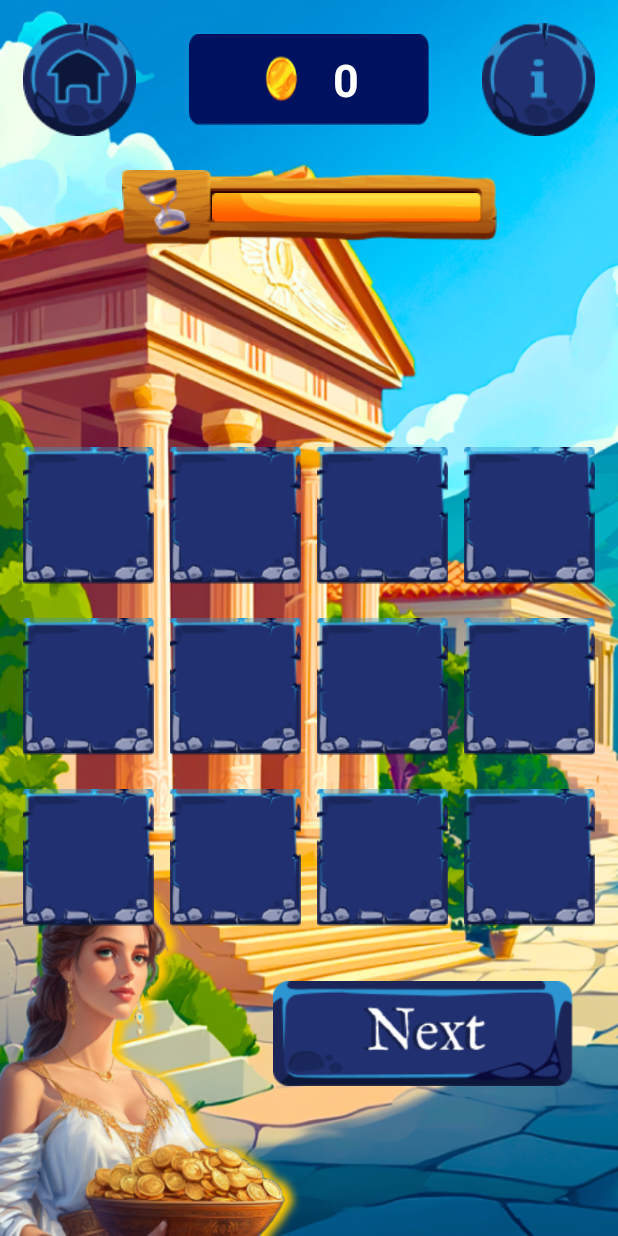
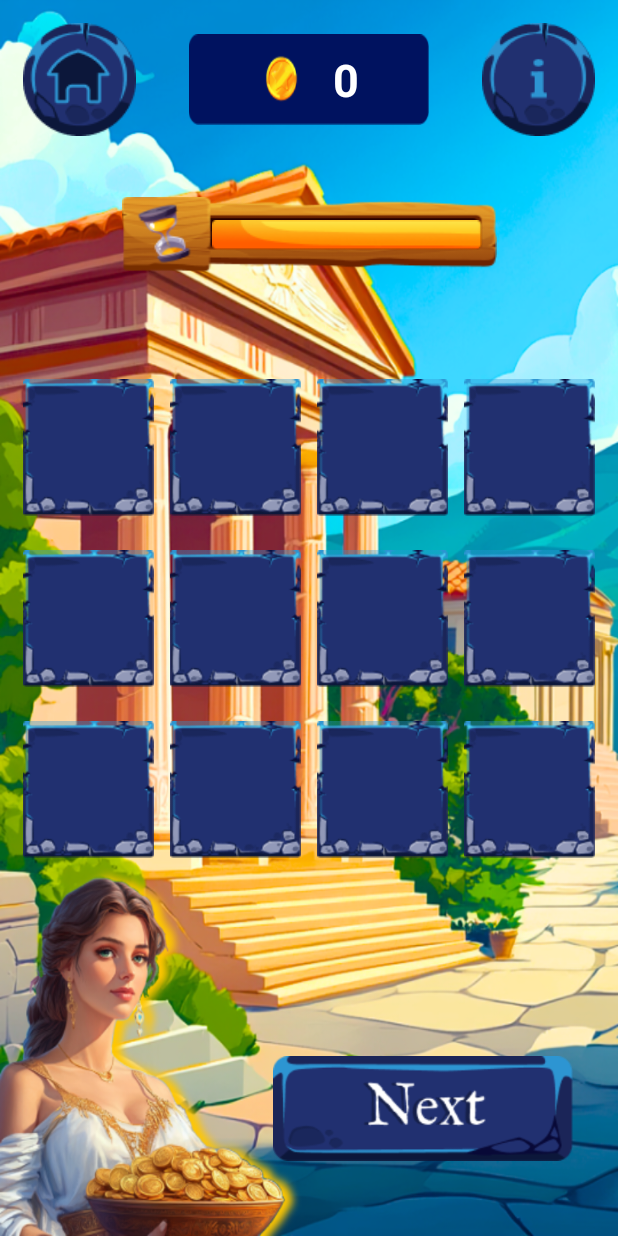
Before and after one commit to V-34-10/God-power, an Android app: the fragment FindCardsGameFragment placed in its activity, on a phone screen of 412 x 824 dp. Run offline under Robolectric (Android 15) with nearby library versions, the phone set to English and light mode, and no system bars; Roboto replaces fonts that are not available here.

Commit message:
UI FragmentFindCardsGame: change scene_find_game: constraint, btn_next: margin, timer_counter: margin, constraint

```diff
--- a/app/src/main/res/layout/fragment_find_cards_game.xml
+++ b/app/src/main/res/layout/fragment_find_cards_game.xml
@@ -101,11 +101,11 @@
         layout="@layout/timer_progress_bar"
         android:layout_width="250dp"
         android:layout_height="50dp"
+        android:layout_marginBottom="50dp"
         android:visibility="visible"
         app:layout_constraintBottom_toTopOf="@+id/scene_find_game"
         app:layout_constraintEnd_toEndOf="parent"
-        app:layout_constraintStart_toStartOf="parent"
-        app:layout_constraintTop_toTopOf="@+id/control_status_bar" />
+        app:layout_constraintStart_toStartOf="parent" />
 
     <androidx.constraintlayout.widget.ConstraintLayout
         android:id="@+id/block_wheel"
@@ -159,14 +159,14 @@
         app:layout_constraintBottom_toBottomOf="parent"
         app:layout_constraintEnd_toEndOf="parent"
         app:layout_constraintStart_toStartOf="parent"
-        app:layout_constraintTop_toBottomOf="@+id/control_status_bar" />
+        app:layout_constraintTop_toTopOf="parent" />
 
     <ImageView
         android:id="@+id/btn_next"
         android:layout_width="200dp"
         android:layout_height="70dp"
         android:layout_marginEnd="30dp"
-        android:layout_marginBottom="100dp"
+        android:layout_marginBottom="50dp"
         android:background="@drawable/next_btn"
         android:clickable="true"
         android:contentDescription="@string/next_btn"
```
